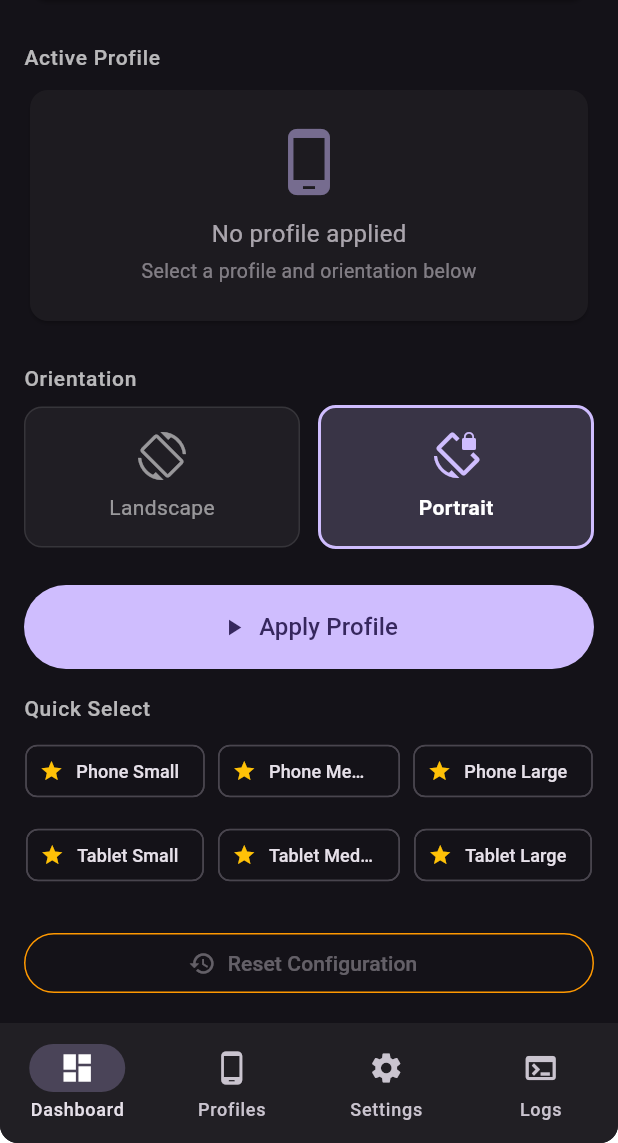
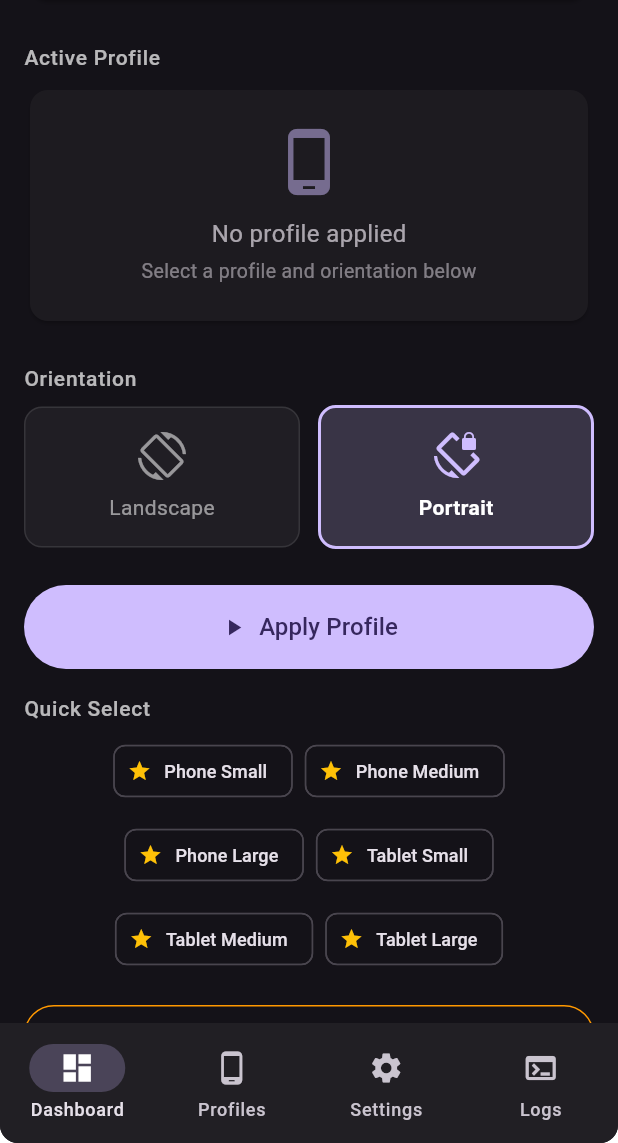
Before and after one commit to Eduar2TC/waydroid-profile-manager, a Flutter app: the screen it shows after launch, scrolled down 78 dp, on a phone screen of 412 x 824 dp, the part 93-1236 px from its top. Run offline on Flutter 3.47's test engine with Material 3 defaults, Android fonts, the phone set to English and light mode, and no system bars; missing offline and left inert: dart:ffi, system_tray; accounts and stored records are empty.

Commit message:
Fix Quick Select: remove fixed chip width to prevent text clipping

```diff
--- a/lib/presentation/screens/dashboard_screen.dart
+++ b/lib/presentation/screens/dashboard_screen.dart
@@ -111,51 +111,22 @@ import '../widgets/status_indicator.dart';class DashboardScreen extends Stateles
     final profiles = controller.profiles.take(6).toList();
     if (profiles.isEmpty) return const SizedBox.shrink();
 
-    return LayoutBuilder(
-      builder: (context, constraints) {
-        const spacing = 8.0;
-        const minChipWidth = 100.0;
-        final cols = (constraints.maxWidth / (minChipWidth + spacing)).floor().clamp(1, profiles.length);
-        final chipWidth = (constraints.maxWidth - spacing * (cols - 1)) / cols;
-
-        final rows = <List<Profile>>[];
-        for (var i = 0; i < profiles.length; i += cols) {
-          rows.add(profiles.sublist(i, (i + cols).clamp(0, profiles.length)));
-        }
-
-        return Column(
-          children: rows.map((row) {
-            return Padding(
-              padding: const EdgeInsets.only(bottom: spacing),
-              child: Row(
-                children: [
-                  for (var i = 0; i < row.length; i++) ...[
-                    if (i > 0) const SizedBox(width: spacing),
-                    SizedBox(
-                      width: chipWidth,
-                      child: ActionChip(
-                        avatar: Icon(row[i].builtin ? Icons.star : Icons.star_border, size: 16, color: row[i].builtin ? Colors.amber : Colors.white54),
-                        label: Text(row[i].name, style: const TextStyle(fontSize: 12), overflow: TextOverflow.ellipsis),
-                        onPressed: controller.isApplying
-                            ? null
-                            : () {
-                                controller.setOrientation(row[i].defaultOrientation);
-                                controller.applyProfile(row[i]);
-                              },
-                      ),
-                    ),
-                  ],
-                  // Fill remaining slots in incomplete rows
-                  for (var i = row.length; i < cols; i++) ...[
-                    if (i > 0 || row.isNotEmpty) const SizedBox(width: spacing),
-                    SizedBox(width: chipWidth),
-                  ],
-                ],
-              ),
-            );
-          }).toList(),
+    return Wrap(
+      spacing: 8,
+      runSpacing: 8,
+      alignment: WrapAlignment.center,
+      children: profiles.map((profile) {
+        return ActionChip(
+          avatar: Icon(profile.builtin ? Icons.star : Icons.star_border, size: 16, color: profile.builtin ? Colors.amber : Colors.white54),
+          label: Text(profile.name, style: const TextStyle(fontSize: 12)),
+          onPressed: controller.isApplying
+              ? null
+              : () {
+                  controller.setOrientation(profile.defaultOrientation);
+                  controller.applyProfile(profile);
+                },
         );
-      },
+      }).toList(),
     );
   }
 
```
